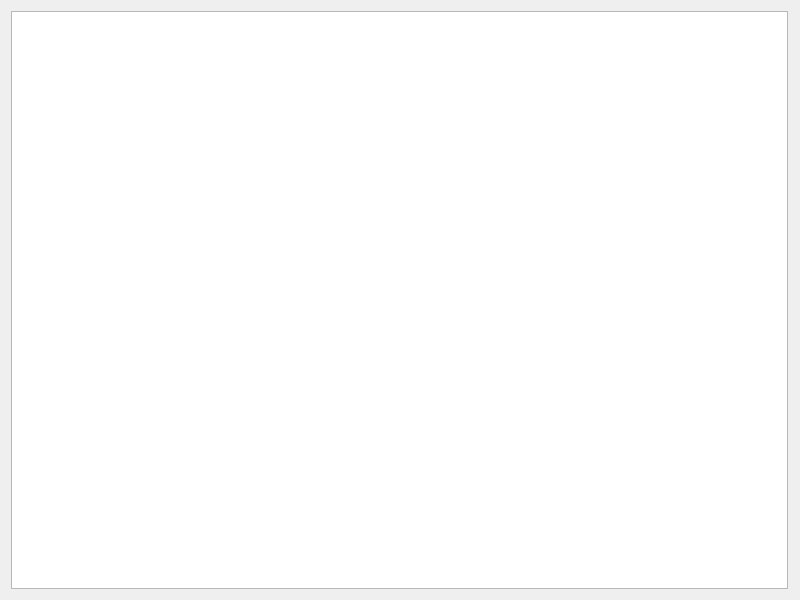
The window that ui/help_dialog.ui (Glen-Lee-glitch/new_viewer) describes before a commit, drawn with Qt 5.
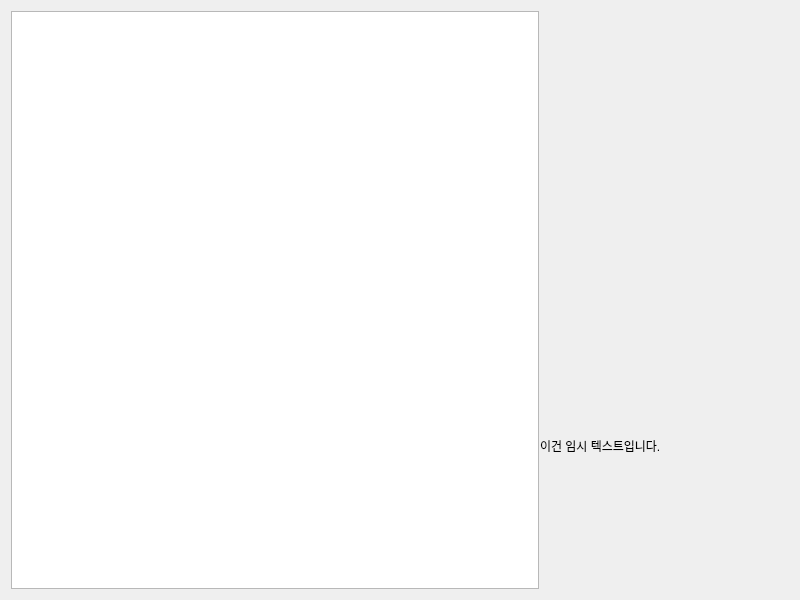
The same window after the commit.

Commit message: feat: 도움말 다이얼로그 content_container 레이아웃 구성

```diff
--- a/ui/help_dialog.ui
+++ b/ui/help_dialog.ui
@@ -26,6 +26,20 @@
      </widget>
      <widget class="QWidget" name="content_container" native="true">
       <layout class="QVBoxLayout" name="content_layout">
+       <item>
+        <widget class="QWidget" name="image_container" native="true">
+        </widget>
+       </item>
+       <item>
+        <widget class="QLabel" name="text_label">
+         <property name="text">
+          <string>이건 임시 텍스트입니다.</string>
+         </property>
+         <property name="wordWrap">
+          <bool>true</bool>
+         </property>
+        </widget>
+       </item>
       </layout>
      </widget>
     </widget>
```
The commit also changes 1 other file.
